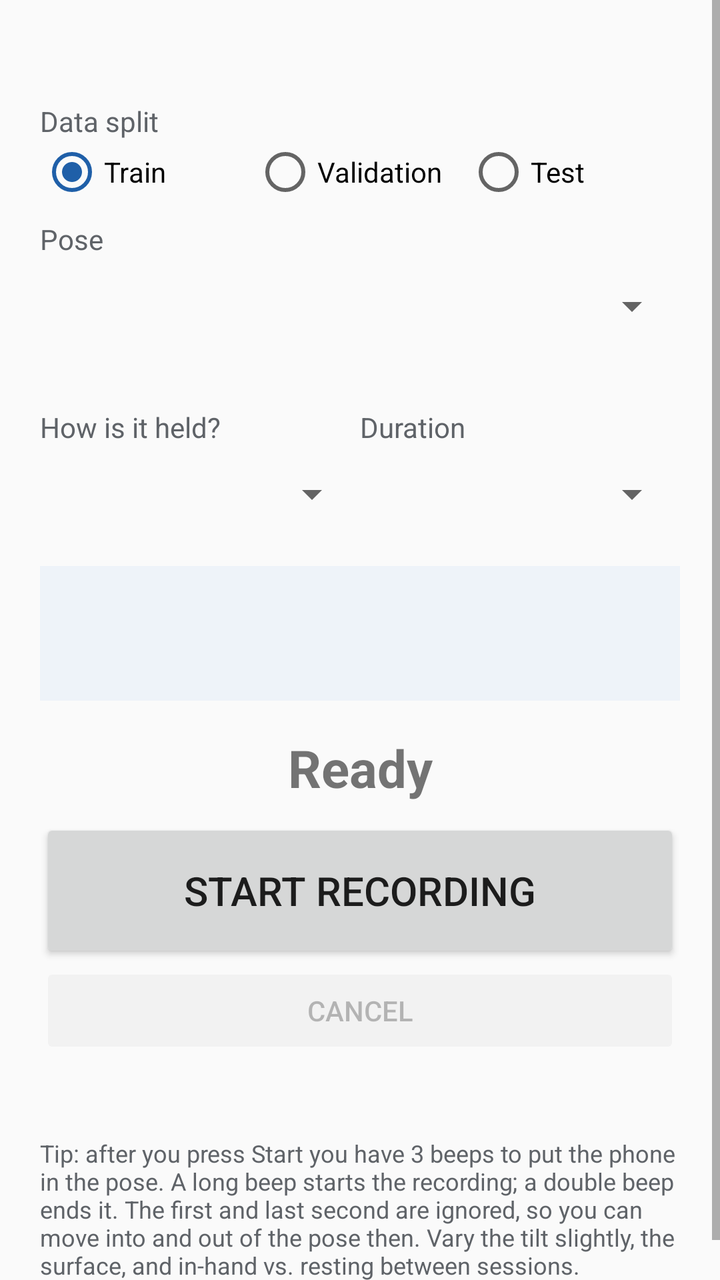
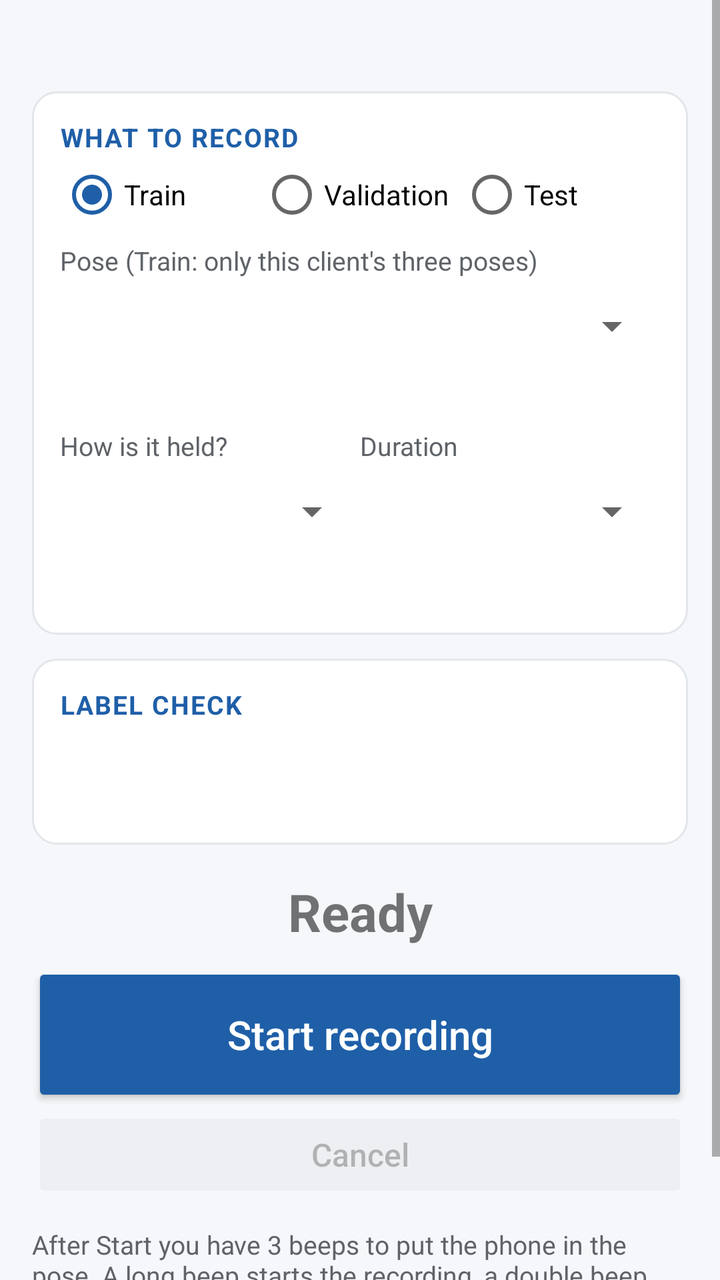

Two renders of the same Android screen: before a commit and after it. Below are the layout's source before the change and the commit's diff.
<!-- AndroidManifest.xml: application theme AppTheme -->
<!-- res/layout/activity_record.xml -->
<?xml version="1.0" encoding="utf-8"?>
<ScrollView xmlns:android="http://schemas.android.com/apk/res/android"
    android:layout_width="match_parent"
    android:layout_height="match_parent">

    <LinearLayout
        android:layout_width="match_parent"
        android:layout_height="wrap_content"
        android:orientation="vertical"
        android:padding="20dp">

        <TextView
            android:id="@+id/who"
            android:layout_width="match_parent"
            android:layout_height="wrap_content"
            android:textColor="@color/muted" />

        <TextView
            android:layout_width="wrap_content"
            android:layout_height="wrap_content"
            android:layout_marginTop="12dp"
            android:text="Data split"
            android:textColor="@color/muted" />

        <RadioGroup
            android:id="@+id/split_group"
            android:layout_width="match_parent"
            android:layout_height="wrap_content"
            android:orientation="horizontal">

            <RadioButton
                android:id="@+id/split_train"
                android:layout_width="0dp"
                android:layout_height="wrap_content"
                android:layout_weight="1"
                android:checked="true"
                android:text="Train" />

            <RadioButton
                android:id="@+id/split_val"
                android:layout_width="0dp"
                android:layout_height="wrap_content"
                android:layout_weight="1"
                android:text="Validation" />

            <RadioButton
                android:id="@+id/split_test"
                android:layout_width="0dp"
                android:layout_height="wrap_content"
                android:layout_weight="1"
                android:text="Test" />
        </RadioGroup>

        <TextView
            android:layout_width="wrap_content"
            android:layout_height="wrap_content"
            android:layout_marginTop="8dp"
            android:text="Pose"
            android:textColor="@color/muted" />

        <Spinner
            android:id="@+id/pose"
            android:layout_width="match_parent"
            android:layout_height="48dp" />

        <TextView
            android:id="@+id/pose_desc"
            android:layout_width="match_parent"
            android:layout_height="wrap_content"
            android:textStyle="italic" />

        <LinearLayout
            android:layout_width="match_parent"
            android:layout_height="wrap_content"
            android:layout_marginTop="8dp"
            android:orientation="horizontal">

            <LinearLayout
                android:layout_width="0dp"
                android:layout_height="wrap_content"
                android:layout_weight="1"
                android:orientation="vertical">

                <TextView
                    android:layout_width="wrap_content"
                    android:layout_height="wrap_content"
                    android:text="How is it held?"
                    android:textColor="@color/muted" />

                <Spinner
                    android:id="@+id/holding"
                    android:layout_width="match_parent"
                    android:layout_height="48dp" />
            </LinearLayout>

            <LinearLayout
                android:layout_width="0dp"
                android:layout_height="wrap_content"
                android:layout_weight="1"
                android:orientation="vertical">

                <TextView
                    android:layout_width="wrap_content"
                    android:layout_height="wrap_content"
                    android:text="Duration"
                    android:textColor="@color/muted" />

                <Spinner
                    android:id="@+id/duration"
                    android:layout_width="match_parent"
                    android:layout_height="48dp" />
            </LinearLayout>
        </LinearLayout>

        <LinearLayout
            android:layout_width="match_parent"
            android:layout_height="wrap_content"
            android:layout_marginTop="12dp"
            android:background="@color/panel"
            android:orientation="vertical"
            android:padding="12dp">

            <TextView
                android:id="@+id/live_pose"
                android:layout_width="match_parent"
                android:layout_height="wrap_content"
                android:textSize="20sp"
                android:textStyle="bold" />

            <TextView
                android:id="@+id/live_gravity"
                android:layout_width="match_parent"
                android:layout_height="wrap_content"
                android:fontFamily="monospace"
                android:textColor="@color/muted"
                android:textSize="12sp" />
        </LinearLayout>

        <TextView
            android:id="@+id/status"
            android:layout_width="match_parent"
            android:layout_height="wrap_content"
            android:layout_marginTop="16dp"
            android:gravity="center"
            android:text="Ready"
            android:textSize="26sp"
            android:textStyle="bold" />

        <Button
            android:id="@+id/start"
            android:layout_width="match_parent"
            android:layout_height="72dp"
            android:layout_marginTop="8dp"
            android:text="Start recording"
            android:textSize="20sp" />

        <Button
            android:id="@+id/cancel"
            android:layout_width="match_parent"
            android:layout_height="wrap_content"
            android:enabled="false"
            android:text="Cancel" />

        <TextView
            android:id="@+id/counts"
            android:layout_width="match_parent"
            android:layout_height="wrap_content"
            android:layout_marginTop="8dp"
            android:textColor="@color/muted" />

        <TextView
            android:layout_width="match_parent"
            android:layout_height="wrap_content"
            android:layout_marginTop="12dp"
            android:text="Tip: after you press Start you have 3 beeps to put the phone in the pose. A long beep starts the recording; a double beep ends it. The first and last second are ignored, so you can move into and out of the pose then. Vary the tilt slightly, the surface, and in-hand vs. resting between sessions."
            android:textColor="@color/muted"
            android:textSize="12sp" />
    </LinearLayout>
</ScrollView>
<!-- resources referenced by this layout -->
<resources>
  <color name="muted">#5F6368</color>
  <color name="panel">#EEF3F9</color>
  <style name="AppTheme" parent="@android:style/Theme.Material.Light.DarkActionBar">
          <item name="android:colorPrimary">@color/primary</item>
          <item name="android:colorPrimaryDark">@color/primary_dark</item>
          <item name="android:colorAccent">@color/primary</item>
      </style>
  <color name="primary">#1F5FA8</color>
  <color name="primary_dark">#174A84</color>
</resources>

<!-- the commit's change to res/layout/activity_record.xml (unified diff, before → after) -->
@@ -7,123 +7,133 @@
         android:layout_width="match_parent"
         android:layout_height="wrap_content"
         android:orientation="vertical"
-        android:padding="20dp">
+        android:padding="16dp">
 
-        <TextView
+        <TextView style="@style/Hint"
             android:id="@+id/who"
             android:layout_width="match_parent"
-            android:layout_height="wrap_content"
-            android:textColor="@color/muted" />
+            android:layout_height="wrap_content" />
 
-        <TextView
-            android:layout_width="wrap_content"
-            android:layout_height="wrap_content"
-            android:layout_marginTop="12dp"
-            android:text="Data split"
-            android:textColor="@color/muted" />
+        
+        <LinearLayout style="@style/Card"
+            android:layout_width="match_parent"
+            android:layout_height="wrap_content">
 
-        <RadioGroup
-            android:id="@+id/split_group"
-            android:layout_width="match_parent"
-            android:layout_height="wrap_content"
-            android:orientation="horizontal">
+            <TextView style="@style/SectionTitle"
+                android:layout_width="wrap_content"
+                android:layout_height="wrap_content"
+                android:text="What to record" />
 
-            <RadioButton
-                android:id="@+id/split_train"
-                android:layout_width="0dp"
+            <RadioGroup
+                android:id="@+id/split_group"
+                android:layout_width="match_parent"
                 android:layout_height="wrap_content"
-                android:layout_weight="1"
-                android:checked="true"
-                android:text="Train" />
+                android:layout_marginTop="4dp"
+                android:orientation="horizontal">
 
-            <RadioButton
-                android:id="@+id/split_val"
-                android:layout_width="0dp"
+                <RadioButton
+                    android:id="@+id/split_train"
+                    android:layout_width="0dp"
+                    android:layout_height="wrap_content"
+                    android:layout_weight="1"
+                    android:checked="true"
+                    android:text="Train" />
+
+                <RadioButton
+                    android:id="@+id/split_val"
+                    android:layout_width="0dp"
+                    android:layout_height="wrap_content"
+                    android:layout_weight="1"
+                    android:text="Validation" />
+
+                <RadioButton
+                    android:id="@+id/split_test"
+                    android:layout_width="0dp"
+                    android:layout_height="wrap_content"
+                    android:layout_weight="1"
+                    android:text="Test" />
+            </RadioGroup>
+
+            <TextView style="@style/Hint"
+                android:layout_width="wrap_content"
                 android:layout_height="wrap_content"
-                android:layout_weight="1"
-                android:text="Validation" />
+                android:layout_marginTop="8dp"
+                android:text="Pose (Train: only this client's three poses)" />
 
-            <RadioButton
-                android:id="@+id/split_test"
-                android:layout_width="0dp"
+            <Spinner
+                android:id="@+id/pose"
+                android:layout_width="match_parent"
+                android:layout_height="48dp" />
+
+            <TextView
+                android:id="@+id/pose_desc"
+                android:layout_width="match_parent"
                 android:layout_height="wrap_content"
-                android:layout_weight="1"
-                android:text="Test" />
-        </RadioGroup>
-
-        <TextView
-            android:layout_width="wrap_content"
-            android:layout_height="wrap_content"
-            android:layout_marginTop="8dp"
-            android:text="Pose"
-            android:textColor="@color/muted" />
-
-        <Spinner
-            android:id="@+id/pose"
-            android:layout_width="match_parent"
-            android:layout_height="48dp" />
-
-        <TextView
-            android:id="@+id/pose_desc"
-            android:layout_width="match_parent"
-            android:layout_height="wrap_content"
-            android:textStyle="italic" />
-
-        <LinearLayout
-            android:layout_width="match_parent"
-            android:layout_height="wrap_content"
-            android:layout_marginTop="8dp"
-            android:orientation="horizontal">
+                android:textStyle="italic" />
 
             <LinearLayout
-                android:layout_width="0dp"
+                android:layout_width="match_parent"
                 android:layout_height="wrap_content"
-                android:layout_weight="1"
-                android:orientation="vertical">
+                android:layout_marginTop="8dp"
+                android:orientation="horizontal">
 
-                <TextView
-                    android:layout_width="wrap_content"
+                <LinearLayout
+                    android:layout_width="0dp"
                     android:layout_height="wrap_content"
-                    android:text="How is it held?"
-                    android:textColor="@color/muted" />
+                    android:layout_weight="1"
+                    android:orientation="vertical">
 
-                <Spinner
-                    android:id="@+id/holding"
-                    android:layout_width="match_parent"
-                    android:layout_height="48dp" />
+                    <TextView style="@style/Hint"
+                        android:layout_width="wrap_content"
+                        android:layout_height="wrap_content"
+                        android:text="How is it held?" />
+
+                    <Spinner
+                        android:id="@+id/holding"
+                        android:layout_width="match_parent"
+                        android:layout_height="48dp" />
+                </LinearLayout>
+
+                <LinearLayout
+                    android:layout_width="0dp"
+                    android:layout_height="wrap_content"
+                    android:layout_weight="1"
+                    android:orientation="vertical">
+
+                    <TextView style="@style/Hint"
+                        android:layout_width="wrap_content"
+                        android:layout_height="wrap_content"
+                        android:text="Duration" />
+
+                    <Spinner
+                        android:id="@+id/duration"
+                        android:layout_width="match_parent"
+                        android:layout_height="48dp" />
+                </LinearLayout>
             </LinearLayout>
 
-            <LinearLayout
-                android:layout_width="0dp"
+            <TextView style="@style/Hint"
+                android:id="@+id/counts"
+                android:layout_width="match_parent"
                 android:layout_height="wrap_content"
-                android:layout_weight="1"
-                android:orientation="vertical">
-
-                <TextView
-                    android:layout_width="wrap_content"
-                    android:layout_height="wrap_content"
-                    android:text="Duration"
-                    android:textColor="@color/muted" />
-
-                <Spinner
-                    android:id="@+id/duration"
-                    android:layout_width="match_parent"
-                    android:layout_height="48dp" />
-            </LinearLayout>
+                android:layout_marginTop="6dp" />
         </LinearLayout>
 
-        <LinearLayout
+        
+        <LinearLayout style="@style/Card"
             android:layout_width="match_parent"
-            android:layout_height="wrap_content"
-            android:layout_marginTop="12dp"
-            android:background="@color/panel"
-            android:orientation="vertical"
-            android:padding="12dp">
+            android:layout_height="wrap_content">
+
+            <TextView style="@style/SectionTitle"
+                android:layout_width="wrap_content"
+                android:layout_height="wrap_content"
+                android:text="Label check" />
 
             <TextView
                 android:id="@+id/live_pose"
                 android:layout_width="match_parent"
                 android:layout_height="wrap_content"
+                android:layout_marginTop="4dp"
                 android:textSize="20sp"
                 android:textStyle="bold" />
 
@@ -136,6 +146,7 @@
                 android:textSize="12sp" />
         </LinearLayout>
 
+        
         <TextView
             android:id="@+id/status"
             android:layout_width="match_parent"
@@ -146,11 +157,12 @@
             android:textSize="26sp"
             android:textStyle="bold" />
 
-        <Button
+        <Button style="@style/Button.Primary"
             android:id="@+id/start"
             android:layout_width="match_parent"
-            android:layout_height="72dp"
+            android:layout_height="wrap_content"
             android:layout_marginTop="8dp"
+            android:minHeight="72dp"
             android:text="Start recording"
             android:textSize="20sp" />
 
@@ -161,19 +173,10 @@
             android:enabled="false"
             android:text="Cancel" />
 
-        <TextView
-            android:id="@+id/counts"
-            android:layout_width="match_parent"
-            android:layout_height="wrap_content"
-            android:layout_marginTop="8dp"
-            android:textColor="@color/muted" />
-
-        <TextView
+        <TextView style="@style/Hint"
             android:layout_width="match_parent"
             android:layout_height="wrap_content"
             android:layout_marginTop="12dp"
-            android:text="Tip: after you press Start you have 3 beeps to put the phone in the pose. A long beep starts the recording; a double beep ends it. The first and last second are ignored, so you can move into and out of the pose then. Vary the tilt slightly, the surface, and in-hand vs. resting between sessions."
-            android:textColor="@color/muted"
-            android:textSize="12sp" />
+            android:text="After Start you have 3 beeps to put the phone in the pose. A long beep starts the recording, a double beep ends it. The first and last second are ignored, so you can move into and out of the pose then. Vary the tilt, the surface and in-hand vs resting between sessions." />
     </LinearLayout>
 </ScrollView>
<!-- resource entries referenced after the edit -->
@@ -1,13 +1,50 @@
 <!-- resources referenced by this layout -->
 <resources>
   <color name="muted">#5F6368</color>
-  <color name="panel">#EEF3F9</color>
+  <style name="Button.Primary" parent="@android:style/Widget.Material.Button.Colored">
+          <item name="android:textAllCaps">false</item>
+          <item name="android:textSize">18sp</item>
+          <item name="android:minHeight">60dp</item>
+      </style>
+  <style name="Card">
+          <item name="android:background">@drawable/card</item>
+          <item name="android:padding">14dp</item>
+          <item name="android:orientation">vertical</item>
+          <item name="android:layout_marginTop">12dp</item>
+      </style>
+  <style name="Hint">
+          <item name="android:textSize">13sp</item>
+          <item name="android:textColor">@color/muted</item>
+      </style>
+  <style name="SectionTitle">
+          <item name="android:textSize">13sp</item>
+          <item name="android:textStyle">bold</item>
+          <item name="android:textColor">@color/primary</item>
+          <item name="android:textAllCaps">true</item>
+          <item name="android:letterSpacing">0.05</item>
+      </style>
   <style name="AppTheme" parent="@android:style/Theme.Material.Light.DarkActionBar">
           <item name="android:colorPrimary">@color/primary</item>
           <item name="android:colorPrimaryDark">@color/primary_dark</item>
           <item name="android:colorAccent">@color/primary</item>
+          <item name="android:windowBackground">@color/background</item>
+          <item name="android:buttonStyle">@style/Button</item>
       </style>
+  <!-- drawable card (drawable) -->
+  <?xml version="1.0" encoding="utf-8"?>
+  <shape xmlns:android="http://schemas.android.com/apk/res/android" android:shape="rectangle">
+      <solid android:color="@color/card" />
+      <corners android:radius="12dp" />
+      <stroke android:width="1dp" android:color="@color/card_line" />
+  </shape>
   <color name="primary">#1F5FA8</color>
   <color name="primary_dark">#174A84</color>
+  <color name="background">#F5F7FA</color>
+  <style name="Button" parent="@android:style/Widget.Material.Button">
+          <item name="android:textAllCaps">false</item>
+          <item name="android:textSize">16sp</item>
+      </style>
+  <color name="card">#FFFFFF</color>
+  <color name="card_line">#E3E6EA</color>
 </resources>
 
